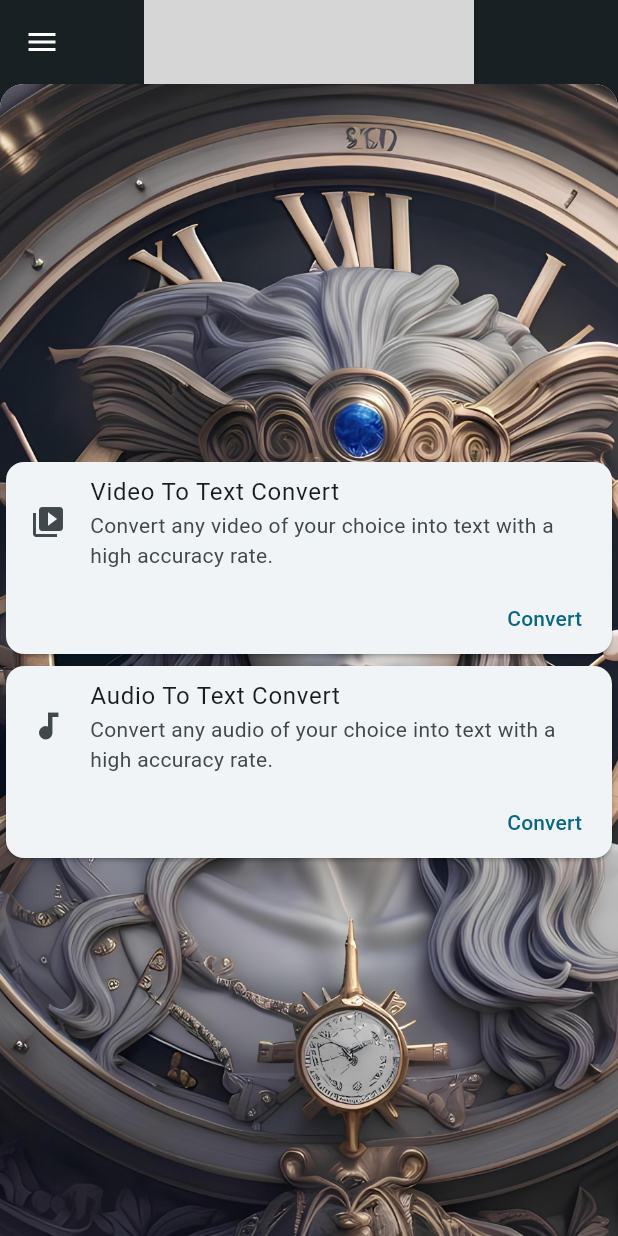
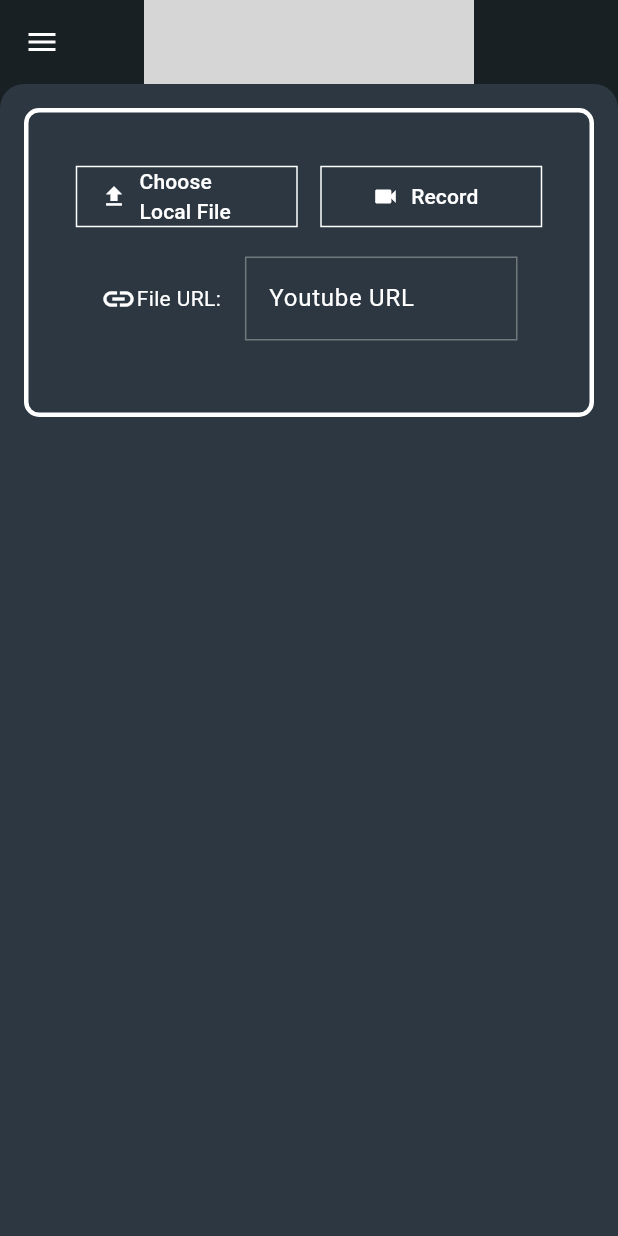
Before and after one commit to JamEvolution/kronos, a Flutter app: the screen it shows after launch, after a tap on "Convert", on a phone screen of 412 x 824 dp. Run offline on Flutter 3.47's test engine with Material 3 defaults, Android fonts, the phone set to English and light mode, and no system bars; drawn by our look-alikes of backdrop; grey boxes are pictures that could not be loaded.

Commit message:
01.02.2024

```diff
--- a/lib/pages/home/home.dart
+++ b/lib/pages/home/home.dart
@@ -12,7 +12,10 @@ class Home extends StatefulWidget {
 
 class _HomeState extends State<Home> {
   int _currentIndex = 0;
-  final List<Widget> _pages = [HomeFront(), AboutFront()];
+  final List<Widget> _pages = [
+    HomeFront(),
+    AboutFront(),
+  ];
   @override
   Widget build(BuildContext context) {
     return BackdropScaffold(
--- /dev/null
+++ b/lib/pages/home/videototext.dart
@@ -0,0 +1,164 @@
+import 'package:backdrop/backdrop.dart';
+import 'package:flutter/material.dart';
+import 'package:kronos/pages/home/about.dart';
+import 'package:kronos/pages/home/home.dart';
+
+class VideoToTextView extends StatefulWidget {
+  const VideoToTextView({super.key});
+
+  @override
+  State<VideoToTextView> createState() => _VideoToTextViewState();
+}
+
+class _VideoToTextViewState extends State<VideoToTextView> {
+  @override
+  Widget build(BuildContext context) {
+    return BackdropScaffold(
+      appBar: BackdropAppBar(
+        elevation: 0,
+        title: Image.asset(
+          "images/kronoslogo.jpeg",
+          fit: BoxFit.contain,
+          height: 220.0,
+          width: 220.0,
+        ),
+        centerTitle: true,
+        backgroundColor: const Color.fromARGB(255, 24, 32, 35),
+        actions: const <Widget>[],
+      ),
+      backLayer: BackdropNavigationBackLayer(
+        items: [
+          ListTile(
+            title: Text(
+              "Home",
+              style: TextStyle(
+                color: Colors.white,
+                fontSize: 20,
+                fontStyle: FontStyle.italic,
+              ),
+            ),
+            onTap: () {
+              Navigator.push(
+                context,
+                MaterialPageRoute(builder: (context) => Home()),
+              );
+            },
+          ),
+          ListTile(
+            title: Text(
+              "About",
+              style: TextStyle(
+                color: Colors.white,
+                fontSize: 20,
+                fontStyle: FontStyle.italic,
+              ),
+            ),
+            onTap: () {
+              Navigator.push(
+                context,
+                MaterialPageRoute(builder: (context) => About()),
+              );
+            },
+          ),
+        ],
+      ),
+      backLayerBackgroundColor: const Color.fromARGB(255, 24, 32, 35),
+      headerHeight: 30.0,
+      frontLayerBackgroundColor: const Color.fromARGB(255, 44, 55, 66),
+      frontLayer: Column(
+        mainAxisAlignment: MainAxisAlignment.start,
+        children: [
+          Padding(
+            padding: const EdgeInsets.all(16),
+            child: Container(
+              decoration: BoxDecoration(
+                color: const Color.fromARGB(0, 24, 32, 35),
+                borderRadius: BorderRadius.circular(10),
+                border: Border.all(
+                  color: Colors.white,
+                  width: 3,
+                ),
+              ),
+              child: Padding(
+                padding: const EdgeInsets.all(32.0),
+                child: Column(
+                  mainAxisAlignment: MainAxisAlignment.start,
+                  children: [
+                    Row(
+                      mainAxisAlignment: MainAxisAlignment.center,
+                      children: [
+                        Expanded(
+                          child: OutlinedButton.icon(
+                            label: Text("Choose Local File"),
+                            icon: Icon(Icons.file_upload),
+                            style: OutlinedButton.styleFrom(
+                              shape: ContinuousRectangleBorder(),
+                              foregroundColor: Colors.white,
+                              side: BorderSide(
+                                color: Colors.white,
+                              ),
+                            ),
+                            onPressed: () {},
+                          ),
+                        ),
+                        SizedBox(width: 16),
+                        Expanded(
+                          child: OutlinedButton.icon(
+                            label: Text(
+                              "Record",
+                            ),
+                            icon: Icon(Icons.videocam),
+                            style: OutlinedButton.styleFrom(
+                              shape: ContinuousRectangleBorder(),
+                              foregroundColor: Colors.white,
+                              side: BorderSide(
+                                color: Colors.white,
+                              ),
+                            ),
+                            onPressed: () {},
+                          ),
+                        ),
+                      ],
+                    ),
+                    Padding(
+                      padding: const EdgeInsets.all(16.0),
+                      child: Row(
+                        mainAxisAlignment: MainAxisAlignment.center,
+                        children: [
+                          Icon(
+                            Icons.insert_link,
+                            color: Colors.white,
+                          ),
+                          Text(
+                            "File URL:",
+                            style: TextStyle(color: Colors.white),
+                          ),
+                          SizedBox(width: 16),
+                          Expanded(
+                            child: TextField(
+                              style: TextStyle(color: Colors.white),
+                              decoration: InputDecoration(
+                                labelStyle: TextStyle(color: Colors.white),
+                                labelText: 'Youtube URL',
+                                hintStyle: TextStyle(color: Colors.grey),
+                                hintText:
+                                    'https://www.youtube.com/watch?v=aLvlqD4QS7Y',
+                                border: OutlineInputBorder(
+                                    borderRadius:
+                                        BorderRadius.all(Radius.zero)),
+                              ),
+                            ),
+                          ),
+                        ],
+                      ),
+                    ),
+                  ],
+                ),
+              ),
+            ),
+          ),
+        ],
+      ),
+    );
+  }
+}
--- a/lib/widgets/cardkronos.dart
+++ b/lib/widgets/cardkronos.dart
@@ -16,9 +16,7 @@ class CardKronos extends StatelessWidget {
 
   @override
   Widget build(BuildContext context) {
-    return Container(
-      child: Center(
-        child: Card(
+    return Card(
       child: Column(
         mainAxisSize: MainAxisSize.min,
         children: <Widget>[
@@ -41,8 +39,6 @@ class CardKronos extends StatelessWidget {
           ),
         ],
       ),
-        ),
-      ),
     );
   }
 }
--- a/lib/widgets/homerfrontlayer.dart
+++ b/lib/widgets/homerfrontlayer.dart
@@ -1,4 +1,6 @@
 import 'package:flutter/material.dart';
+import 'package:kronos/pages/home/audiototext.dart';
+import 'package:kronos/pages/home/videototext.dart';
 import 'package:kronos/widgets/CardKronos.dart';
 
 class HomeFront extends StatefulWidget {
@@ -28,6 +30,10 @@ class _HomeFrontState extends State<HomeFront> {
                 'Convert any video of your choice into text with a high accuracy rate.',
             onPressed: () {
               // Butona tıklanınca yapılacak işlemler
+              Navigator.push(
+                context,
+                MaterialPageRoute(builder: (context) => VideoToTextView()),
+              );
             },
           ),
           CardKronos(
@@ -37,6 +43,10 @@ class _HomeFrontState extends State<HomeFront> {
                 'Convert any audio of your choice into text with a high accuracy rate.',
             onPressed: () {
               // Butona tıklanınca yapılacak işlemler
+              Navigator.push(
+                context,
+                MaterialPageRoute(builder: (context) => AudioToTextView()),
+              );
             },
           ),
         ],
```
Also changed, not shown: lib/pages/home/about.dart (+24 -5 lines), lib/pages/home/audiototext.dart (added, +166 -0 lines). Lines whose indentation alone changed are shown as unchanged.
